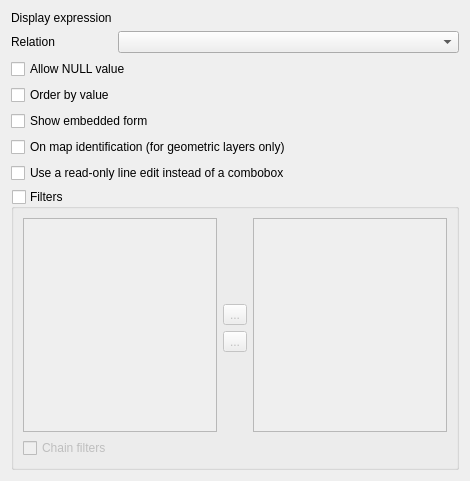
Before: the Qt Designer form src/ui/editorwidgets/qgsrelationreferenceconfigdlgbase.ui in qgis/QGIS, drawn with Qt 5.
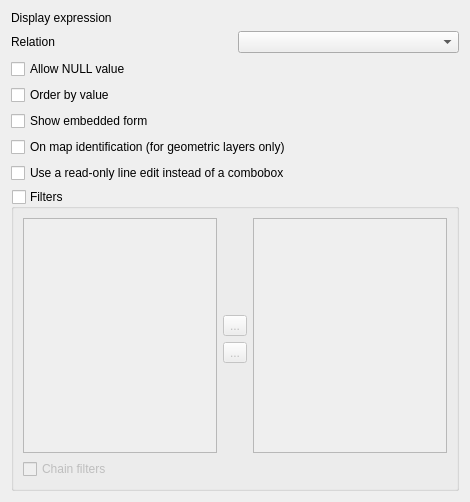
After: the same form once the commit is applied. Icons and pictures are not drawn. Custom widgets are drawn as their Qt base class.

Commit message:
Cleanup editor widget config dialogs
- Standardise capitalization
- Add external resource config to a scroll area, otherwise options may
be hidden
- Add clarification to classification widget description that it only
is available if categorized renderer set
- Improve appearence of layouts so all widgets are left aligned

```diff
--- a/src/ui/editorwidgets/qgsrelationreferenceconfigdlgbase.ui
+++ b/src/ui/editorwidgets/qgsrelationreferenceconfigdlgbase.ui
@@ -7,16 +7,13 @@
     <x>0</x>
     <y>0</y>
     <width>470</width>
-    <height>481</height>
+    <height>502</height>
    </rect>
   </property>
   <property name="windowTitle">
    <string>Dialog</string>
   </property>
-  <layout class="QFormLayout" name="formLayout">
-   <property name="fieldGrowthPolicy">
-    <enum>QFormLayout::AllNonFixedFieldsGrow</enum>
-   </property>
+  <layout class="QGridLayout" name="gridLayout_2">
    <item row="0" column="0">
     <widget class="QLabel" name="label">
      <property name="text">
@@ -37,28 +34,35 @@
    <item row="1" column="1">
     <widget class="QComboBox" name="mComboRelation"/>
    </item>
-   <item row="6" column="0" colspan="2">
+   <item row="2" column="0" colspan="2">
     <widget class="QCheckBox" name="mCbxAllowNull">
      <property name="text">
       <string>Allow NULL value</string>
      </property>
     </widget>
    </item>
-   <item row="8" column="0" colspan="2">
+   <item row="3" column="0">
+    <widget class="QCheckBox" name="mCbxOrderByValue">
+     <property name="text">
+      <string>Order by value</string>
+     </property>
+    </widget>
+   </item>
+   <item row="4" column="0" colspan="2">
     <widget class="QCheckBox" name="mCbxShowForm">
      <property name="text">
       <string>Show embedded form</string>
      </property>
     </widget>
    </item>
-   <item row="9" column="0" colspan="2">
+   <item row="5" column="0" colspan="2">
     <widget class="QCheckBox" name="mCbxMapIdentification">
      <property name="text">
       <string>On map identification (for geometric layers only)</string>
      </property>
     </widget>
    </item>
-   <item row="10" column="0" colspan="2">
+   <item row="6" column="0" colspan="2">
     <widget class="QCheckBox" name="mCbxReadOnly">
      <property name="text">
       <string>Use a read-only line edit instead of a combobox</string>
@@ -66,13 +70,6 @@
     </widget>
    </item>
    <item row="7" column="0" colspan="2">
-    <widget class="QCheckBox" name="mCbxOrderByValue">
-     <property name="text">
-      <string>Order by value</string>
-     </property>
-    </widget>
-   </item>
-   <item row="11" column="0" colspan="2">
     <widget class="QgsCollapsibleGroupBox" name="mFilterGroupBox">
      <property name="title">
       <string>Filters</string>
```
The commit also changes 7 other files.
